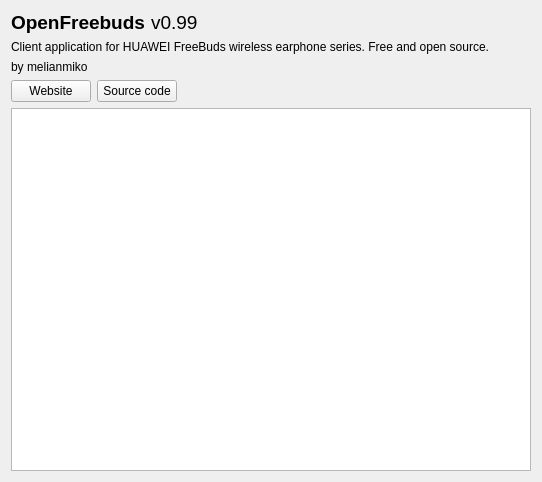
Qt form openfreebuds_qt/designer/about_module.ui (melianmiko/OpenFreebuds) before a commit.
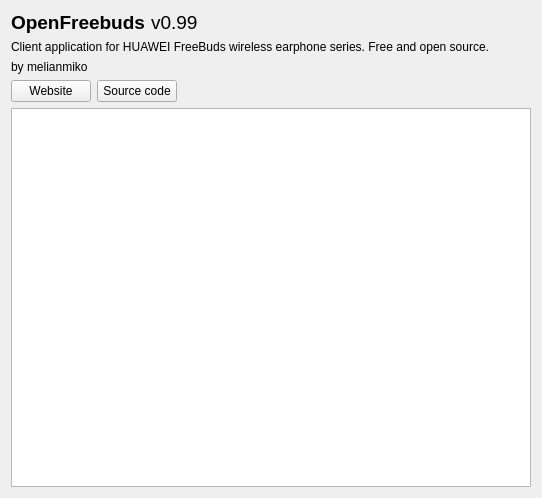
The same form after that commit.

Diff of the .ui file:
```diff
--- a/openfreebuds_qt/designer/about_module.ui
+++ b/openfreebuds_qt/designer/about_module.ui
@@ -7,7 +7,7 @@
     <x>0</x>
     <y>0</y>
     <width>542</width>
-    <height>482</height>
+    <height>498</height>
    </rect>
   </property>
   <property name="windowTitle">
@@ -174,6 +174,11 @@
         <property name="headerHidden">
          <bool>true</bool>
         </property>
+        <column>
+         <property name="text">
+          <string notr="true">1</string>
+         </property>
+        </column>
        </widget>
       </item>
      </layout>
```
Left out of the diff: 10 changed lines with no effect on the pictures.
